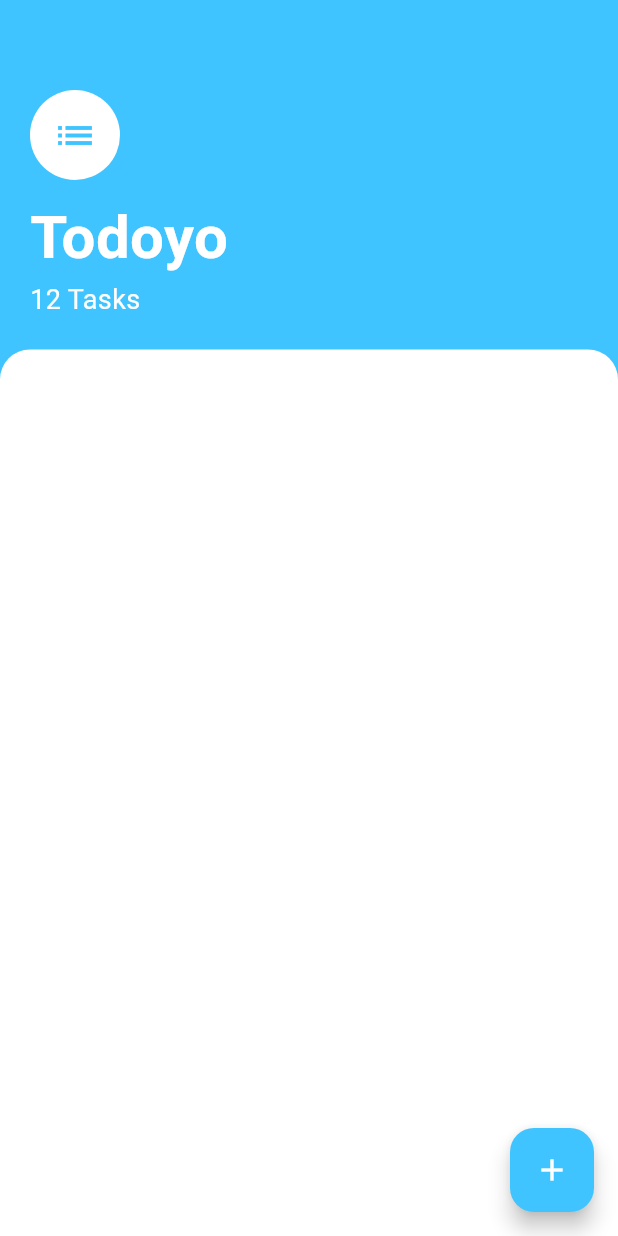
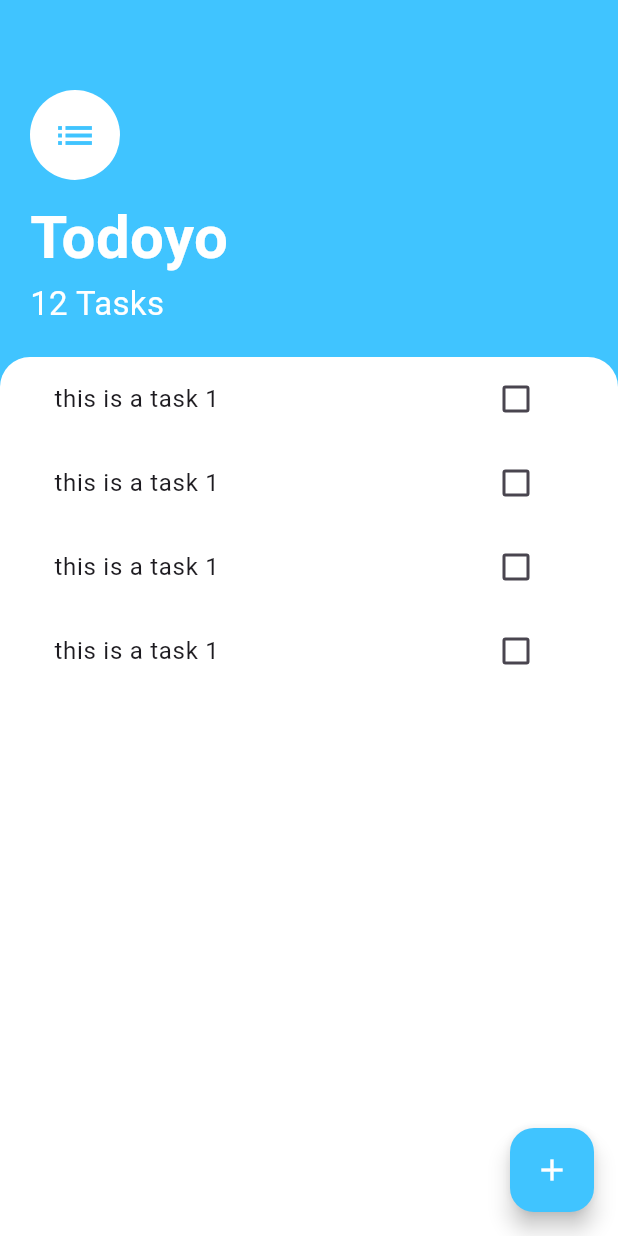
Before and after one commit to hassan-ajdour-99/Todo_flutter_app, a Flutter app: the screen it shows after launch, on a phone screen of 412 x 824 dp. Run offline on Flutter 3.47's test engine with Material 3 defaults, Android fonts, the phone set to English and light mode, and no system bars.

Commit message:
add all chnages

```diff
--- /dev/null
+++ b/lib/task_lists.dart
@@ -0,0 +1,11 @@
+import 'package:flutter/material.dart';
+import 'package:todo_task_flutter_app/task_tail.dart';
+
+class TaskLists extends StatelessWidget {
+  const TaskLists({super.key});
+
+  @override
+  Widget build(BuildContext context) {
+    return ListView(children: [TaskTile(), TaskTile(), TaskTile(), TaskTile()]);
+  }
+}
--- a/lib/task_screen.dart
+++ b/lib/task_screen.dart
@@ -1,4 +1,5 @@
 import 'package:flutter/material.dart';
+import 'package:todo_task_flutter_app/task_lists.dart';
 
 class TaskScreen extends StatelessWidget {
   const TaskScreen({super.key});
@@ -45,14 +46,14 @@ class TaskScreen extends StatelessWidget {
                 ),
                 Text(
                   "12 Tasks",
-                  style: TextStyle(color: Colors.white, fontSize: 18),
+                  style: TextStyle(color: Colors.white, fontSize: 22),
                 ),
               ],
             ),
           ),
           Expanded(
             child: Container(
-              height: 600,
+              padding: EdgeInsets.symmetric(horizontal: 20),
               decoration: BoxDecoration(
                 color: Colors.white,
                 borderRadius: BorderRadius.only(
@@ -60,6 +61,7 @@ class TaskScreen extends StatelessWidget {
                   topRight: Radius.circular(20),
                 ),
               ),
+              child: TaskLists(),
             ),
           ),
         ],
--- /dev/null
+++ b/lib/task_tail.dart
@@ -0,0 +1,18 @@
+import 'package:flutter/material.dart';
+
+class TaskTile extends StatelessWidget {
+  const TaskTile({super.key});
+
+  @override
+  Widget build(BuildContext context) {
+    return ListTile(
+      title: Text("this is a task 1"),
+      trailing: Checkbox(
+        value: false,
+        onChanged: (bool? newValue) {
+          // Handle checkbox state change here
+        },
+      ),
+    );
+  }
+}
```
